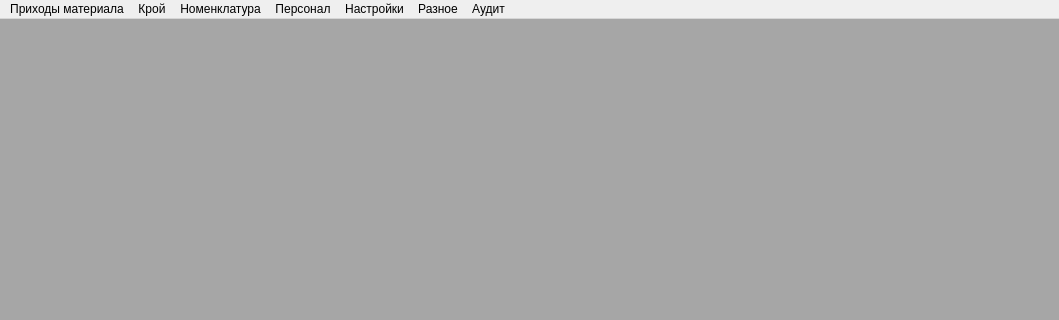
This is ui/main.ui in Meller008/CRM-Avi as Qt 5 draws it before an edit; both pictures show x 0 to 1059 and y 0 to 320 of the 1059 by 610 pixel window. The edited form follows.
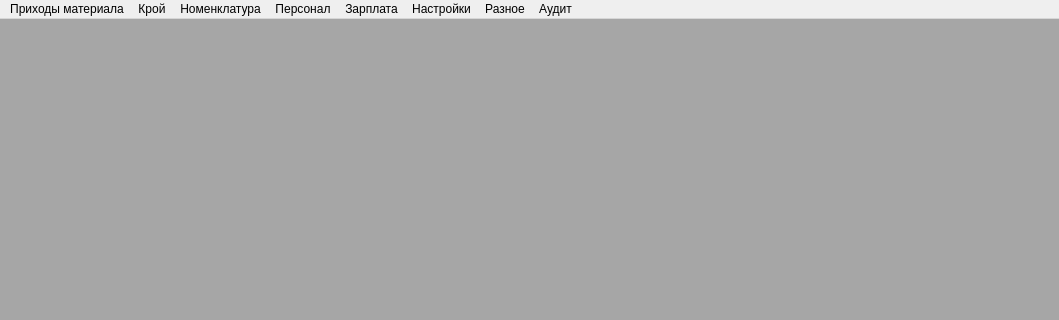
This is the edited form. Icons and pictures are not drawn.

```diff
--- a/ui/main.ui
+++ b/ui/main.ui
@@ -149,10 +149,19 @@
     </property>
     <addaction name="ma_audit_verification"/>
    </widget>
+   <widget class="QMenu" name="menu_11">
+    <property name="title">
+     <string>Зарплата</string>
+    </property>
+    <addaction name="ma_pay_plus_minus"/>
+    <addaction name="separator"/>
+    <addaction name="ma_salary_work"/>
+   </widget>
    <addaction name="menu"/>
    <addaction name="menu_8"/>
    <addaction name="menu_7"/>
    <addaction name="menu_4"/>
+   <addaction name="menu_11"/>
    <addaction name="menu_3"/>
    <addaction name="menu_9"/>
    <addaction name="menu_10"/>
```
Left out of the diff: 67 changed lines with no effect on the pictures.
